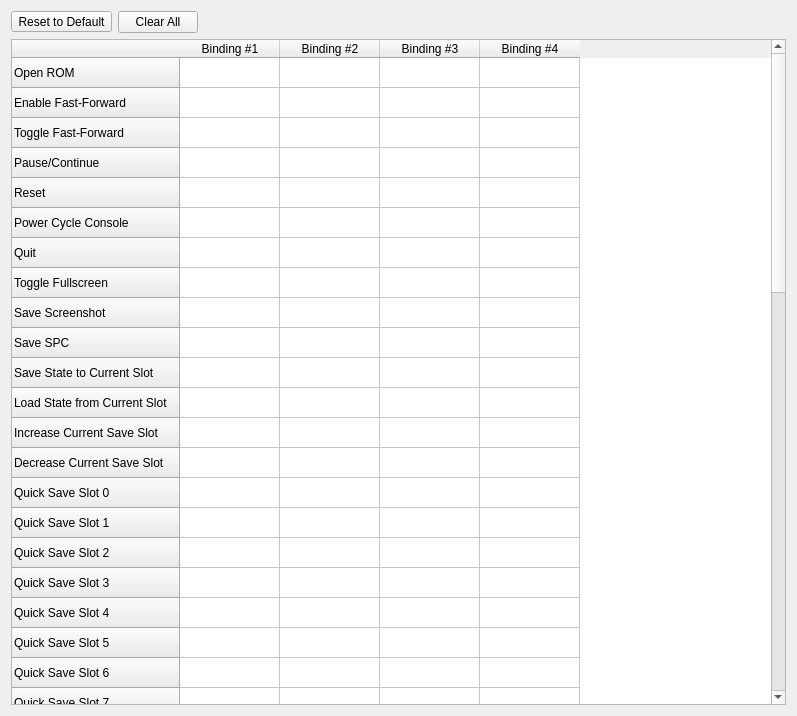
This is qt/src/ShortcutsPanel.ui in mil0m/snes9x as Qt 5 draws it before an edit. The edited form follows.
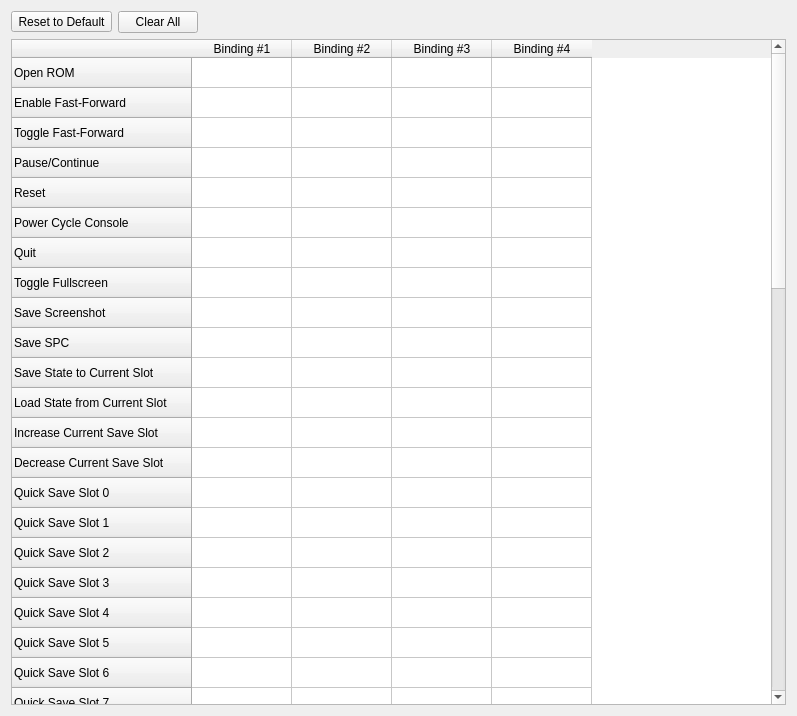
This is the edited form.

```diff
--- a/qt/src/ShortcutsPanel.ui
+++ b/qt/src/ShortcutsPanel.ui
@@ -336,6 +336,11 @@
        <string>Corruption: Corrupt / Stop</string>
       </property>
      </row>
+     <row>
+      <property name="text">
+       <string>Corruption: Keep This Moment</string>
+      </property>
+     </row>
      <column>
       <property name="text">
        <string>Binding #1</string>
```
